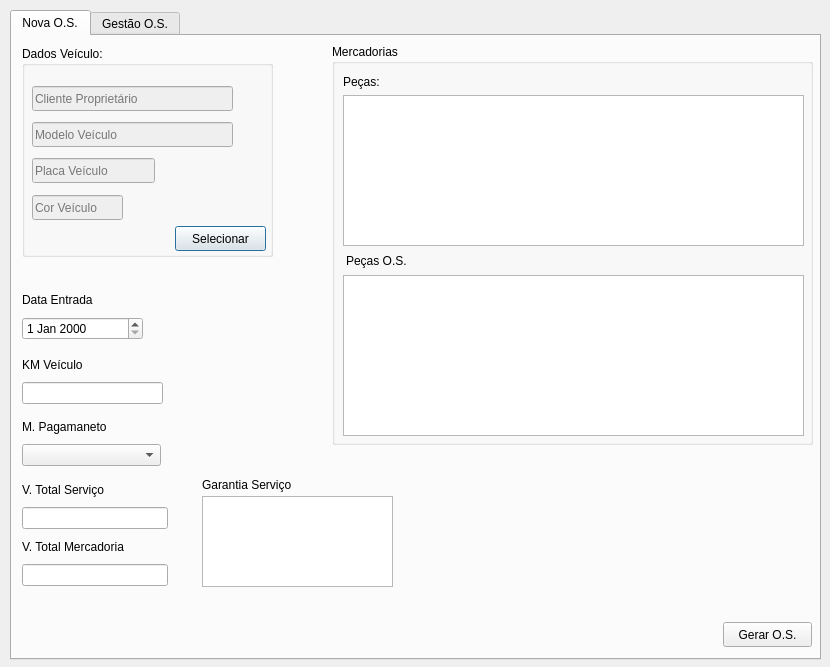
Qt form frm_ordemservico.ui (ustop0/TCC) before a commit.
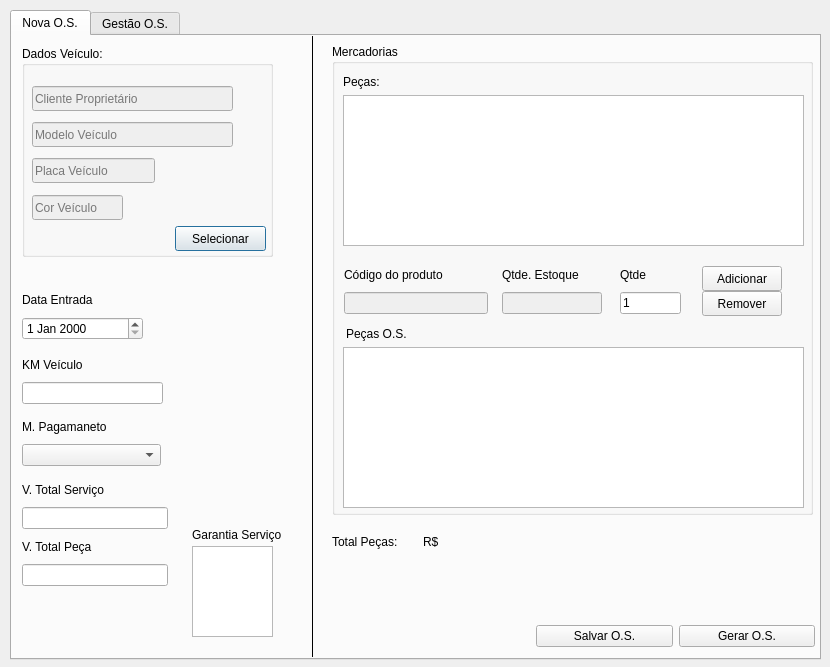
The same form after that commit.

```diff
--- a/frm_ordemservico.ui
+++ b/frm_ordemservico.ui
@@ -166,9 +166,9 @@
     <widget class="QPlainTextEdit" name="Ptxt_garantiaservico">
      <property name="geometry">
       <rect>
-       <x>190</x>
-       <y>460</y>
-       <width>191</width>
+       <x>180</x>
+       <y>510</y>
+       <width>81</width>
        <height>91</height>
       </rect>
      </property>
@@ -176,8 +176,8 @@
     <widget class="QLabel" name="label_5">
      <property name="geometry">
       <rect>
-       <x>190</x>
-       <y>440</y>
+       <x>180</x>
+       <y>490</y>
        <width>121</width>
        <height>17</height>
       </rect>
@@ -186,26 +186,13 @@
       <string>Garantia Serviço</string>
      </property>
     </widget>
-    <widget class="QPushButton" name="pushButton">
-     <property name="geometry">
-      <rect>
-       <x>711</x>
-       <y>586</y>
-       <width>89</width>
-       <height>25</height>
-      </rect>
-     </property>
-     <property name="text">
-      <string>Gerar O.S.</string>
-     </property>
-    </widget>
     <widget class="QGroupBox" name="groupBox_2">
      <property name="geometry">
       <rect>
        <x>320</x>
        <y>8</y>
        <width>481</width>
-       <height>401</height>
+       <height>471</height>
       </rect>
      </property>
      <property name="title">
@@ -225,7 +212,7 @@
       <property name="geometry">
        <rect>
         <x>11</x>
-        <y>231</y>
+        <y>303</y>
         <width>461</width>
         <height>161</height>
        </rect>
@@ -235,7 +222,7 @@
       <property name="geometry">
        <rect>
         <x>14</x>
-        <y>208</y>
+        <y>281</y>
         <width>81</width>
         <height>17</height>
        </rect>
@@ -257,6 +244,110 @@
        <string>Peças:</string>
       </property>
      </widget>
+     <widget class="QWidget" name="layoutWidget_2">
+      <property name="geometry">
+       <rect>
+        <x>12</x>
+        <y>220</y>
+        <width>144</width>
+        <height>50</height>
+       </rect>
+      </property>
+      <layout class="QVBoxLayout" name="verticalLayout_7">
+       <item>
+        <widget class="QLabel" name="label_8">
+         <property name="text">
+          <string>Código do produto</string>
+         </property>
+        </widget>
+       </item>
+       <item>
+        <widget class="QLineEdit" name="txt_codigopeca">
+         <property name="enabled">
+          <bool>false</bool>
+         </property>
+        </widget>
+       </item>
+      </layout>
+     </widget>
+     <widget class="QWidget" name="layoutWidget_3">
+      <property name="geometry">
+       <rect>
+        <x>288</x>
+        <y>220</y>
+        <width>61</width>
+        <height>50</height>
+       </rect>
+      </property>
+      <layout class="QVBoxLayout" name="verticalLayout_8">
+       <item>
+        <widget class="QLabel" name="label_9">
+         <property name="text">
+          <string>Qtde</string>
+         </property>
+        </widget>
+       </item>
+       <item>
+        <widget class="QLineEdit" name="txt_qtde">
+         <property name="text">
+          <string>1</string>
+         </property>
+        </widget>
+       </item>
+      </layout>
+     </widget>
+     <widget class="QPushButton" name="btn_adicionarItem">
+      <property name="geometry">
+       <rect>
+        <x>370</x>
+        <y>222</y>
+        <width>80</width>
+        <height>25</height>
+       </rect>
+      </property>
+      <property name="text">
+       <string>Adicionar</string>
+      </property>
+     </widget>
+     <widget class="QWidget" name="layoutWidget_4">
+      <property name="geometry">
+       <rect>
+        <x>170</x>
+        <y>220</y>
+        <width>100</width>
+        <height>50</height>
+       </rect>
+      </property>
+      <layout class="QVBoxLayout" name="verticalLayout_9">
+       <item>
+        <widget class="QLabel" name="label_10">
+         <property name="text">
+          <string>Qtde. Estoque</string>
+         </property>
+        </widget>
+       </item>
+       <item>
+        <widget class="QLineEdit" name="txt_qtdeEstoque">
+         <property name="enabled">
+          <bool>false</bool>
+         </property>
+        </widget>
+       </item>
+      </layout>
+     </widget>
+     <widget class="QPushButton" name="btn_removerItem">
+      <property name="geometry">
+       <rect>
+        <x>370</x>
+        <y>247</y>
+        <width>80</width>
+        <height>25</height>
+       </rect>
+      </property>
+      <property name="text">
+       <string>Remover</string>
+      </property>
+     </widget>
     </widget>
     <widget class="QWidget" name="layoutWidget">
      <property name="geometry">
@@ -309,7 +400,7 @@
         <item>
          <widget class="QLabel" name="label_6">
           <property name="text">
-           <string>V. Total Mercadoria</string>
+           <string>V. Total Peça</string>
           </property>
          </widget>
         </item>
@@ -320,6 +411,77 @@
       </item>
      </layout>
     </widget>
+    <widget class="QLabel" name="lb_total">
+     <property name="geometry">
+      <rect>
+       <x>320</x>
+       <y>497</y>
+       <width>91</width>
+       <height>17</height>
+      </rect>
+     </property>
+     <property name="text">
+      <string>Total Peças:</string>
+     </property>
+    </widget>
+    <widget class="Line" name="line_2">
+     <property name="geometry">
+      <rect>
+       <x>290</x>
+       <y>0</y>
+       <width>20</width>
+       <height>621</height>
+      </rect>
+     </property>
+     <property name="frameShadow">
+      <enum>QFrame::Plain</enum>
+     </property>
+     <property name="lineWidth">
+      <number>1</number>
+     </property>
+     <property name="orientation">
+      <enum>Qt::Vertical</enum>
+     </property>
+    </widget>
+    <widget class="QLabel" name="lb_totalvenda">
+     <property name="geometry">
+      <rect>
+       <x>411</x>
+       <y>497</y>
+       <width>151</width>
+       <height>17</height>
+      </rect>
+     </property>
+     <property name="text">
+      <string>R$</string>
+     </property>
+    </widget>
+    <widget class="QWidget" name="">
+     <property name="geometry">
+      <rect>
+       <x>524</x>
+       <y>587</y>
+       <width>279</width>
+       <height>27</height>
+      </rect>
+     </property>
+     <layout class="QHBoxLayout" name="horizontalLayout">
+      <item>
+       <widget class="QPushButton" name="pushButton_3">
+        <property name="text">
+         <string>Salvar O.S.</string>
+        </property>
+       </widget>
+      </item>
+      <item>
+       <widget class="QPushButton" name="pushButton">
+        <property name="text">
+         <string>Gerar O.S.</string>
+        </property>
+       </widget>
+      </item>
+     </layout>
+    </widget>
     <zorder>layoutWidget</zorder>
     <zorder>groupBox_2</zorder>
     <zorder>layoutWidget</zorder>
```
Left out of the diff: 5 changed lines with no effect on the pictures.
